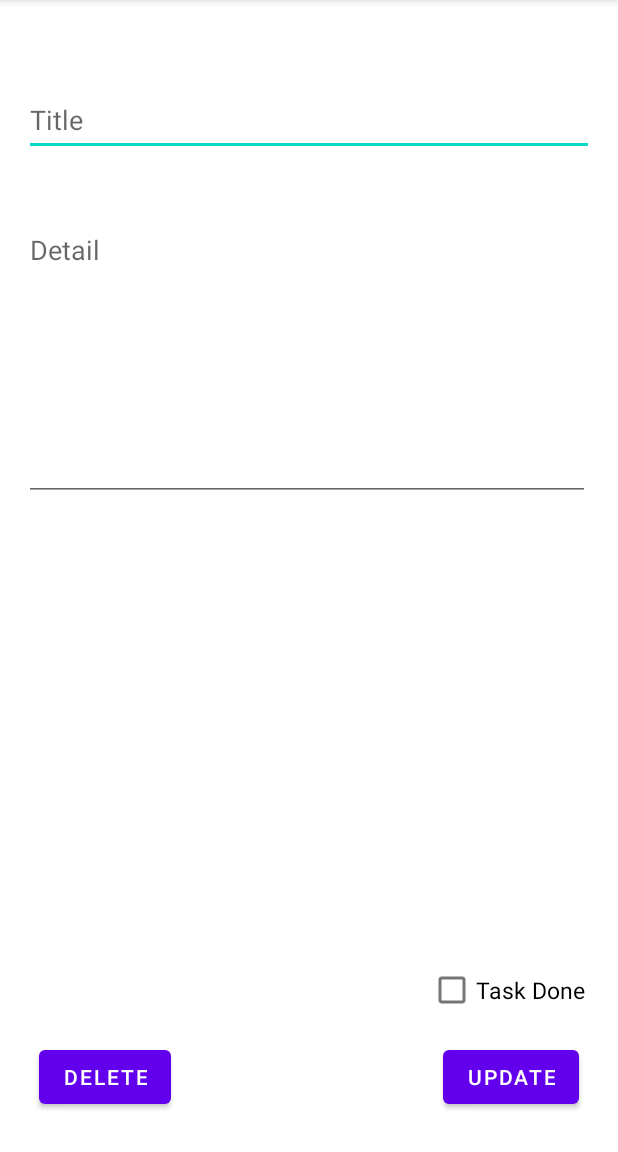
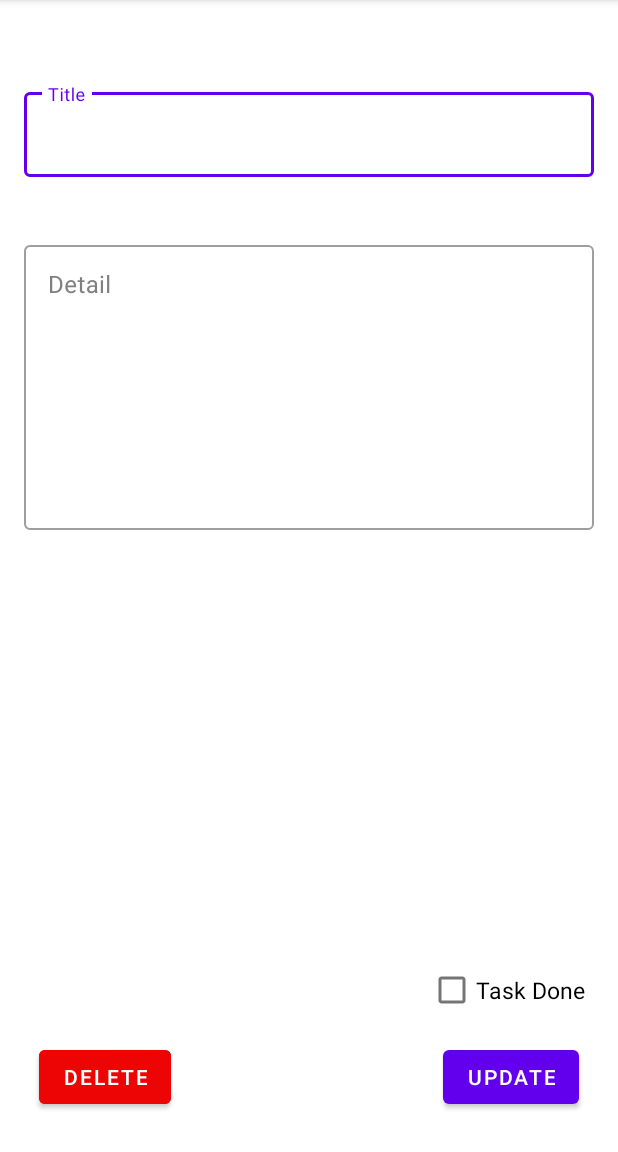
Before and after one commit to Lmcabu/To-Do-List-G17, an Android app: the XPatchTask screen opened directly, with no data from a screen before it, on a phone screen of 412 x 824 dp, the part 84-1236 px from its top. Run offline under Robolectric (Android 15) with nearby library versions, the phone set to English and light mode, and no system bars; our stand-ins replace Volley; 4 statements that could not run were skipped.

Commit message:
changed delete button color and added layer to textview in Task

```diff
--- a/app/src/main/res/layout/activity_patchtask.xml
+++ b/app/src/main/res/layout/activity_patchtask.xml
@@ -1,39 +1,59 @@
 <?xml version="1.0" encoding="utf-8"?>
 <RelativeLayout xmlns:android="http://schemas.android.com/apk/res/android"
+    xmlns:app="http://schemas.android.com/apk/res-auto"
     android:layout_width="match_parent"
     android:layout_height="match_parent"
     android:padding="16dp">
+
+    <com.google.android.material.textfield.TextInputLayout
+        android:id="@+id/update_layout_Title"
+        style="@style/Widget.MaterialComponents.TextInputLayout.OutlinedBox"
+        android:layout_width="match_parent"
+        android:layout_height="wrap_content"
+        android:layout_marginTop="40dp"
+        android:textColorHint="#808080">
+
 
         <EditText
             android:id="@+id/update_Title"
             android:layout_width="match_parent"
             android:layout_height="wrap_content"
             android:hint="Title"
-        android:minHeight="48dp"
-        android:layout_marginTop="40sp"/>
+            android:inputType="text" />
+    </com.google.android.material.textfield.TextInputLayout>
+
+    <com.google.android.material.textfield.TextInputLayout
+        android:id="@+id/update_layout_Detail"
+        style="@style/Widget.MaterialComponents.TextInputLayout.OutlinedBox"
+        android:layout_width="match_parent"
+        android:layout_height="wrap_content"
+        android:layout_marginTop="40dp"
+        android:textColorHint="#808080"
+        android:layout_below="@+id/update_layout_Title">
 
         <EditText
             android:id="@+id/update_detail"
-        android:layout_width="377dp"
+            android:layout_width="match_parent"
             android:layout_height="190dp"
-        android:layout_below="@id/update_Title"
+            android:layout_below="@id/update_layout_Title"
             android:layout_alignParentStart="true"
             android:layout_centerHorizontal="true"
             android:hint="Detail"
             android:inputType="textMultiLine"
             android:gravity="start|top"
             android:layout_marginTop="40sp"/>
+    </com.google.android.material.textfield.TextInputLayout>
 
     <Button
         android:id="@+id/update_delete"
         android:layout_width="wrap_content"
         android:layout_height="wrap_content"
-        android:text="Delete"
         android:layout_alignParentStart="true"
         android:layout_alignParentBottom="true"
         android:layout_marginLeft="10dp"
         android:layout_marginBottom="10dp"
-        />
+        android:text="Delete"
+        android:backgroundTint="#ED0404"/>
 
     <Button
         android:id="@+id/updateTask"
@@ -58,4 +78,5 @@
 
 
 
+
 </RelativeLayout>
```
Also changed, not shown: app/src/main/res/layout/activity_posttask.xml (+20 -2 lines). Lines whose indentation alone changed are shown as unchanged.
